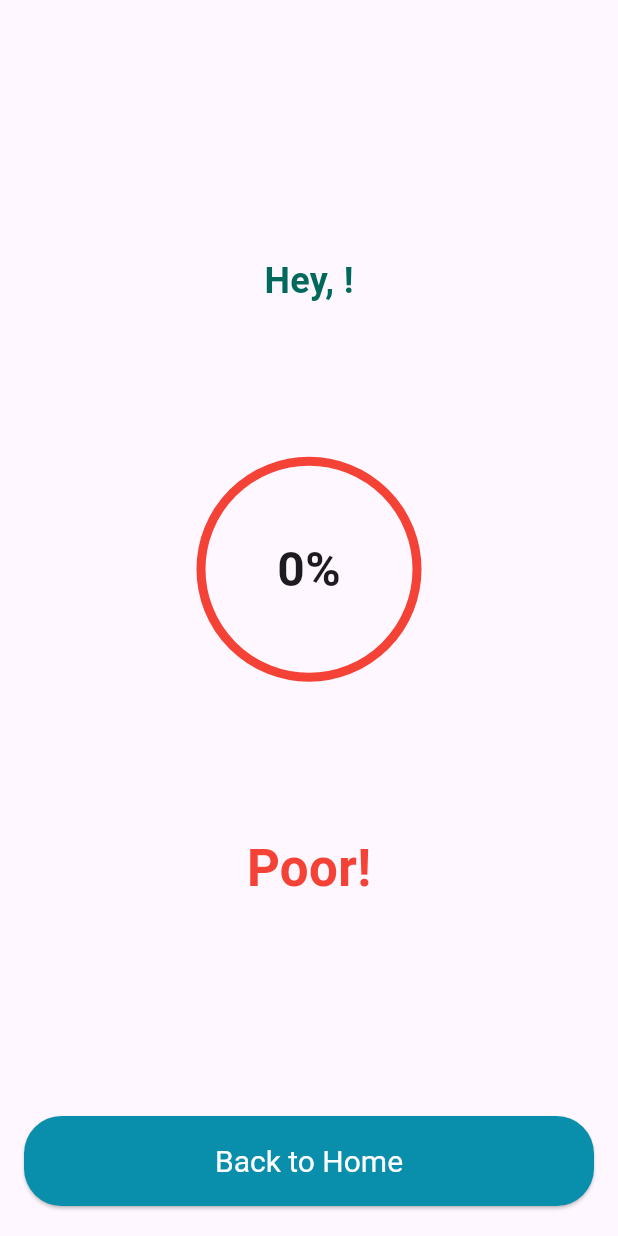
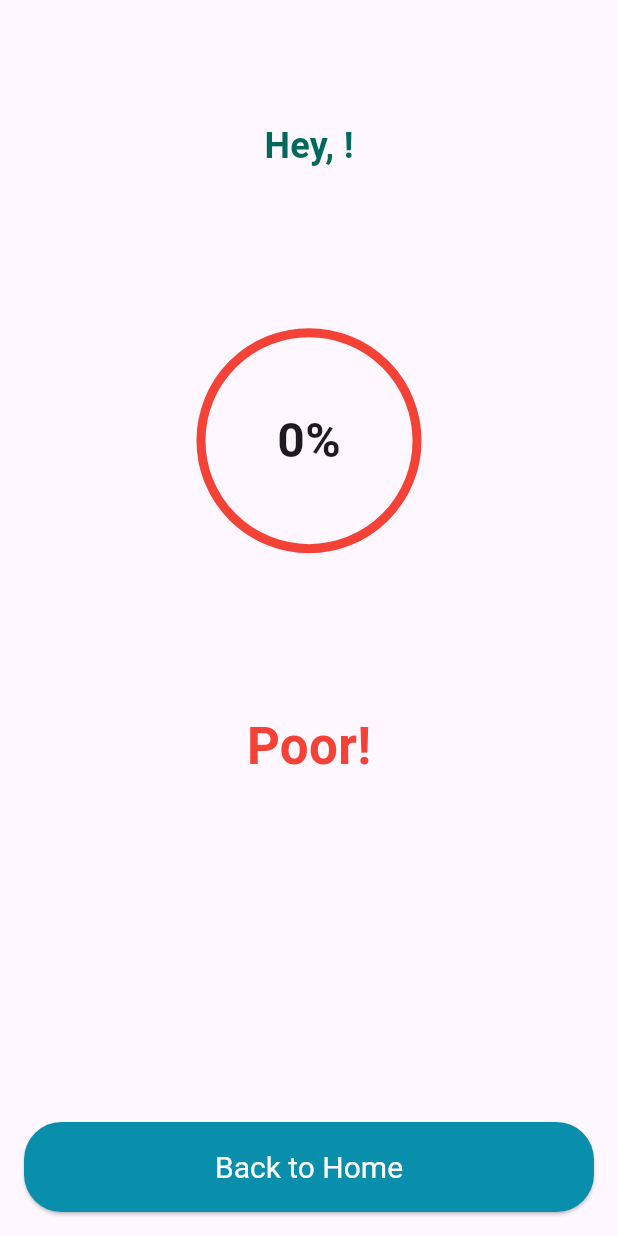
Before and after one commit to VASANTH04032004/quiz_app, a Flutter app: the ResultScreen screen opened directly with empty values, on a phone screen of 412 x 824 dp. Run offline on Flutter 3.47's test engine with Material 3 defaults, Android fonts, the phone set to English and light mode, and no system bars.

Commit message:
Removed unnecessary properties in NameInputScreen,QuizScreen and ResultScreen.

```diff
--- a/lib/screen/quiz_screen.dart
+++ b/lib/screen/quiz_screen.dart
@@ -97,8 +97,7 @@ class _QuizScreenState extends State<QuizScreen> with SingleTickerProviderStateM
                     animation: _animationController,
                     builder: (context, child) {
                       return Container(
-                        width: 380,
-                        height: 16,
+
                         decoration: BoxDecoration(
                           color: Colors.grey[300],
                           borderRadius: BorderRadius.circular(20),
--- a/lib/screen/result_screen.dart
+++ b/lib/screen/result_screen.dart
@@ -54,14 +54,12 @@ class _ResultScreenState extends State<ResultScreen> with SingleTickerProviderSt
     return Scaffold(
       body: Column(
         children: [
-          Expanded(
-            child: Center(
-              child: Column(
-                mainAxisAlignment: MainAxisAlignment.center,
-                children: [
-                  SizedBox(height: 30),
-                  FadeTransition(
+          Padding(
+            padding: const EdgeInsets.only(top: 80.0),
+            child: FadeTransition(
               opacity: _fadeAnimation,
+              child: Align(
+                alignment: Alignment.topCenter,
                 child: Text(
                   'Hey, ${widget.userName}!',
                   style: TextStyle(
@@ -71,7 +69,13 @@ class _ResultScreenState extends State<ResultScreen> with SingleTickerProviderSt
                   ),
                 ),
               ),
-                  SizedBox(height: 100),
+            ),
+          ),
+
+          Expanded(
+            child: Column(
+              children: [
+                Spacer(flex: 1), // Pushes the circle to the middle
                 ScaleTransition(
                   scale: _scaleAnimation,
                   child: AnimatedContainer(
@@ -93,7 +97,7 @@ class _ResultScreenState extends State<ResultScreen> with SingleTickerProviderSt
                     ),
                   ),
                 ),
-                  SizedBox(height: 100),
+                Spacer(flex: 1), // Pushes the text below the circle
                 FadeTransition(
                   opacity: _fadeAnimation,
                   child: Text(
@@ -105,13 +109,12 @@ class _ResultScreenState extends State<ResultScreen> with SingleTickerProviderSt
                     ),
                   ),
                 ),
+                Spacer(flex: 2), // Adjust space between circle and button
               ],
             ),
           ),
-          ),
-          Container(
-            width: double.infinity,
-            padding: EdgeInsets.symmetric(horizontal: 16),
+          Padding(
+            padding: const EdgeInsets.all(16.0), // Equal padding on all sides for the button
             child: ScaleTransition(
               scale: _scaleAnimation,
               child: ElevatedButton(
@@ -126,7 +129,6 @@ class _ResultScreenState extends State<ResultScreen> with SingleTickerProviderSt
                 style: ElevatedButton.styleFrom(
                   backgroundColor: Color(0xFF098EAB),
                   minimumSize: Size(double.infinity, 60),
-                  fixedSize: Size(double.infinity, 40),
                   textStyle: TextStyle(fontSize: 20),
                   foregroundColor: Colors.white,
                   shape: RoundedRectangleBorder(
@@ -137,7 +139,6 @@ class _ResultScreenState extends State<ResultScreen> with SingleTickerProviderSt
               ),
             ),
           ),
-          SizedBox(height: 20),
         ],
       ),
     );
```
Also changed, not shown: lib/screen/name_input_screen.dart (+11 -7 lines). Lines whose indentation alone changed are shown as unchanged.
